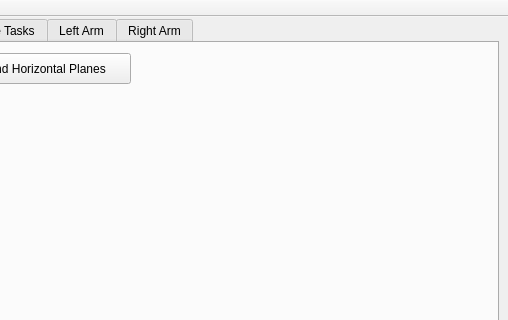
This is catkin_ws/src/hri/justina/justina_gui/src/MainWindow.ui in RobotJustina/Juskeshino as Qt 5 draws it before an edit; both pictures show x 172 to 680 and y 0 to 320 of the 680 by 483 pixel window. The edited form follows.
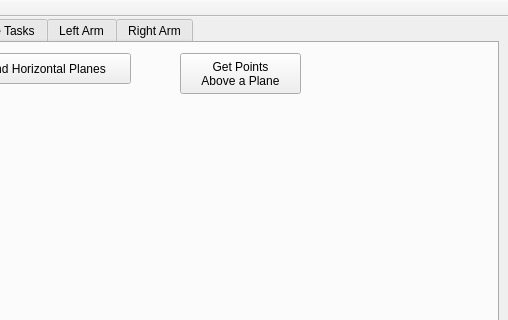
This is the edited form. The open tabs and pages were chosen to show the change.

Commit message: Add new service PreprocessPointCloud in vision_msgs. Implement service in obj_reco to return a point cloud with only point above a plane. Modify justina_gui to call this service with a button. Modify justina_gazebo.launch to launch vision nodes.

Diff of the .ui file:
```diff
--- a/catkin_ws/src/hri/justina/justina_gui/src/MainWindow.ui
+++ b/catkin_ws/src/hri/justina/justina_gui/src/MainWindow.ui
@@ -1189,6 +1189,20 @@
        <string>Find Horizontal Planes</string>
       </property>
      </widget>
+     <widget class="QPushButton" name="visBtnPointsAbovePlane">
+      <property name="geometry">
+       <rect>
+        <x>350</x>
+        <y>10</y>
+        <width>121</width>
+        <height>41</height>
+       </rect>
+      </property>
+      <property name="text">
+       <string>Get Points
+Above a Plane</string>
+      </property>
+     </widget>
     </widget>
     <widget class="QWidget" name="tabSimpleTasks">
      <attribute name="title">
```
The commit also changes 11 other files.
